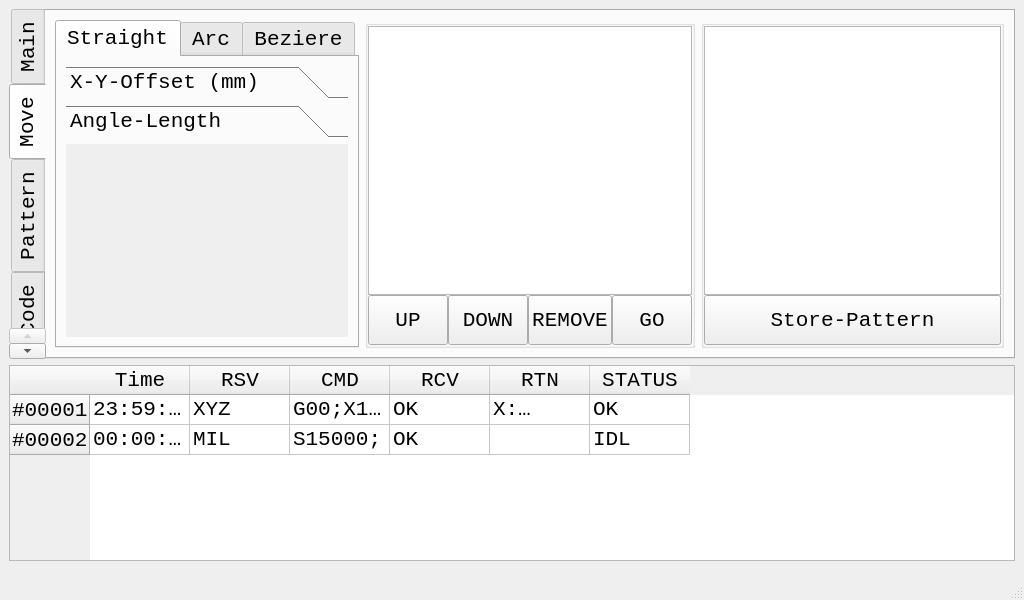
Before: the Qt Designer form Raspberry/main.ui in K-R-S-NULL/ARC, drawn with Qt 5.
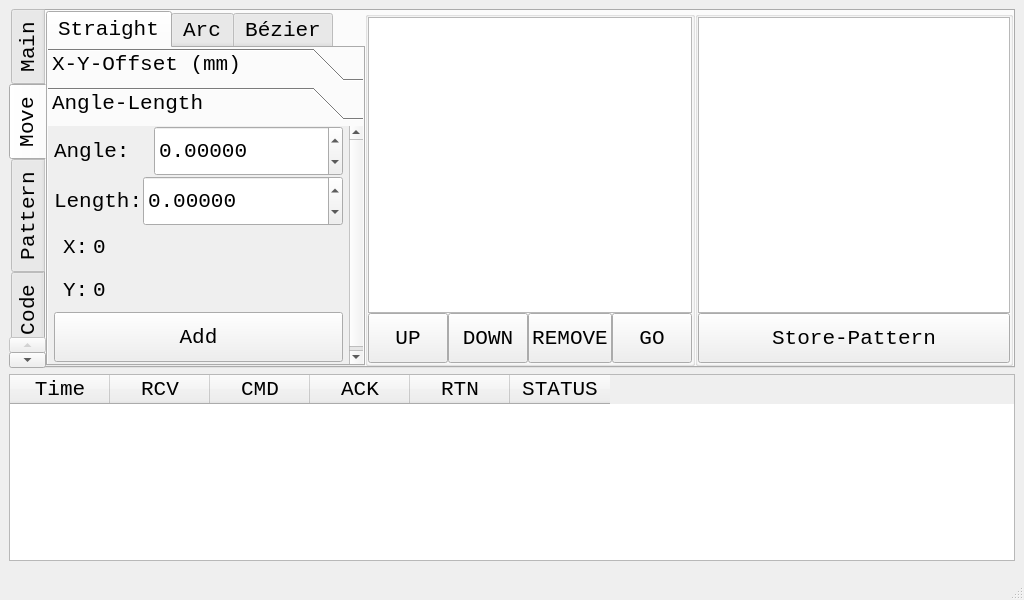
After: the same form once the commit is applied. The open tabs and pages were chosen to show the change.

Diff of the .ui file:
```diff
--- a/Raspberry/main.ui
+++ b/Raspberry/main.ui
@@ -44,16 +44,282 @@
       <property name="currentIndex">
        <number>1</number>
       </property>
-      <widget class="QWidget" name="tab_3">
+      <widget class="QWidget" name="horizontalWidget">
        <attribute name="title">
         <string>Main</string>
        </attribute>
+       <layout class="QHBoxLayout" name="horizontalLayout_5">
+        <property name="spacing">
+         <number>0</number>
+        </property>
+        <property name="leftMargin">
+         <number>0</number>
+        </property>
+        <property name="topMargin">
+         <number>0</number>
+        </property>
+        <property name="rightMargin">
+         <number>0</number>
+        </property>
+        <property name="bottomMargin">
+         <number>0</number>
+        </property>
+        <item>
+         <widget class="QGroupBox" name="verticalGroupBox">
+          <layout class="QVBoxLayout" name="verticalLayout_6">
+           <property name="spacing">
+            <number>0</number>
+           </property>
+           <property name="leftMargin">
+            <number>0</number>
+           </property>
+           <property name="topMargin">
+            <number>0</number>
+           </property>
+           <property name="rightMargin">
+            <number>0</number>
+           </property>
+           <property name="bottomMargin">
+            <number>0</number>
+           </property>
+           <item>
+            <widget class="QToolBox" name="formToolBox">
+             <widget class="QWidget" name="formToolBoxPage1">
+              <property name="geometry">
+               <rect>
+                <x>0</x>
+                <y>0</y>
+                <width>343</width>
+                <height>298</height>
+               </rect>
+              </property>
+              <attribute name="label">
+               <string>Config</string>
+              </attribute>
+              <layout class="QFormLayout" name="formLayout">
+               <property name="horizontalSpacing">
+                <number>0</number>
+               </property>
+               <property name="verticalSpacing">
+                <number>0</number>
+               </property>
+               <property name="leftMargin">
+                <number>0</number>
+               </property>
+               <property name="topMargin">
+                <number>0</number>
+               </property>
+               <property name="rightMargin">
+                <number>0</number>
+               </property>
+               <property name="bottomMargin">
+                <number>0</number>
+               </property>
+              </layout>
+             </widget>
+            </widget>
+           </item>
+          </layout>
+         </widget>
+        </item>
+        <item>
+         <widget class="QGroupBox" name="verticalGroupBox">
+          <layout class="QVBoxLayout" name="verticalLayout_8">
+           <property name="spacing">
+            <number>0</number>
+           </property>
+           <property name="leftMargin">
+            <number>0</number>
+           </property>
+           <property name="topMargin">
+            <number>0</number>
+           </property>
+           <property name="rightMargin">
+            <number>0</number>
+           </property>
+           <property name="bottomMargin">
+            <number>0</number>
+           </property>
+           <item>
+            <widget class="QWidget" name="gridWidget" native="true">
+             <layout class="QGridLayout" name="gridLayout">
+              <property name="leftMargin">
+               <number>0</number>
+              </property>
+              <property name="topMargin">
+               <number>0</number>
+              </property>
+              <property name="rightMargin">
+               <number>0</number>
+              </property>
+              <property name="bottomMargin">
+               <number>0</number>
+              </property>
+              <property name="horizontalSpacing">
+               <number>12</number>
+              </property>
+              <property name="verticalSpacing">
+               <number>0</number>
+              </property>
+              <item row="1" column="0">
+               <widget class="QPushButton" name="pushButton_4">
+                <property name="minimumSize">
+                 <size>
+                  <width>0</width>
+                  <height>99</height>
+                 </size>
+                </property>
+                <property name="text">
+                 <string>LE</string>
+                </property>
+               </widget>
+              </item>
+              <item row="2" column="2">
+               <widget class="QPushButton" name="pushButton_15">
+                <property name="minimumSize">
+                 <size>
+                  <width>0</width>
+                  <height>99</height>
+                 </size>
+                </property>
+                <property name="text">
+                 <string>DO/RI</string>
+                </property>
+               </widget>
+              </item>
+              <item row="0" column="1">
+               <widget class="QPushButton" name="pushButton_8">
+                <property name="minimumSize">
+                 <size>
+                  <width>0</width>
+                  <height>99</height>
+                 </size>
+                </property>
+                <property name="text">
+                 <string>UP</string>
+                </property>
+               </widget>
+              </item>
+              <item row="1" column="2">
+               <widget class="QPushButton" name="pushButton_10">
+                <property name="minimumSize">
+                 <size>
+                  <width>0</width>
+                  <height>99</height>
+                 </size>
+                </property>
+                <property name="text">
+                 <string>RI</string>
+                </property>
+               </widget>
+              </item>
+              <item row="2" column="0">
+               <widget class="QPushButton" name="pushButton_14">
+                <property name="minimumSize">
+                 <size>
+                  <width>0</width>
+                  <height>99</height>
+                 </size>
+                </property>
+                <property name="text">
+                 <string>DO/LE</string>
+                </property>
+               </widget>
+              </item>
+              <item row="2" column="1">
+               <widget class="QPushButton" name="pushButton_13">
+                <property name="minimumSize">
+                 <size>
+                  <width>0</width>
+                  <height>99</height>
+                 </size>
+                </property>
+                <property name="text">
+                 <string>DOWN</string>
+                </property>
+               </widget>
+              </item>
+              <item row="0" column="0">
+               <widget class="QPushButton" name="pushButton_5">
+                <property name="minimumSize">
+                 <size>
+                  <width>0</width>
+                  <height>99</height>
+                 </size>
+                </property>
+                <property name="text">
+                 <string>UP/LE</string>
+                </property>
+               </widget>
+              </item>
+              <item row="0" column="2">
+               <widget class="QPushButton" name="pushButton_11">
+                <property name="minimumSize">
+                 <size>
+                  <width>0</width>
+                  <height>99</height>
+                 </size>
+                </property>
+                <property name="text">
+                 <string>UP/RI</string>
+                </property>
+               </widget>
+              </item>
+             </layout>
+            </widget>
+           </item>
+          </layout>
+         </widget>
+        </item>
+        <item>
+         <widget class="QGroupBox" name="verticalGroupBox">
+          <property name="title">
+           <string>Debug Log:</string>
+          </property>
+          <layout class="QVBoxLayout" name="verticalLayout_7">
+           <property name="spacing">
+            <number>0</number>
+           </property>
+           <property name="leftMargin">
+            <number>0</number>
+           </property>
+           <property name="topMargin">
+            <number>0</number>
+           </property>
+           <property name="rightMargin">
+            <number>0</number>
+           </property>
+           <property name="bottomMargin">
+            <number>0</number>
+           </property>
+           <item>
+            <widget class="QListWidget" name="main_debug_listWidget"/>
+           </item>
+          </layout>
+         </widget>
+        </item>
+       </layout>
       </widget>
       <widget class="QWidget" name="horizontalWidget">
        <attribute name="title">
         <string>Move</string>
        </attribute>
        <layout class="QHBoxLayout" name="horizontalLayout">
+        <property name="spacing">
+         <number>0</number>
+        </property>
+        <property name="leftMargin">
+         <number>0</number>
+        </property>
+        <property name="topMargin">
+         <number>0</number>
+        </property>
+        <property name="rightMargin">
+         <number>0</number>
+        </property>
+        <property name="bottomMargin">
+         <number>0</number>
+        </property>
         <item>
          <widget class="QTabWidget" name="tabWidget_2">
           <property name="currentIndex">
@@ -64,27 +330,72 @@
             <string>Straight</string>
            </attribute>
            <layout class="QVBoxLayout" name="verticalLayout_3">
+            <property name="spacing">
+             <number>0</number>
+            </property>
+            <property name="leftMargin">
+             <number>0</number>
+            </property>
+            <property name="topMargin">
+             <number>0</number>
+            </property>
+            <property name="rightMargin">
+             <number>0</number>
+            </property>
+            <property name="bottomMargin">
+             <number>0</number>
+            </property>
             <item>
              <widget class="QToolBox" name="toolBox">
               <property name="currentIndex">
-               <number>0</number>
+               <number>1</number>
               </property>
               <widget class="QWidget" name="verticalWidget">
                <property name="geometry">
                 <rect>
                  <x>0</x>
                  <y>0</y>
-                 <width>282</width>
-                 <height>193</height>
+                 <width>315</width>
+                 <height>229</height>
                 </rect>
                </property>
                <attribute name="label">
                 <string>X-Y-Offset (mm)</string>
                </attribute>
                <layout class="QVBoxLayout" name="verticalLayout_5">
+                <property name="spacing">
+                 <number>0</number>
+                </property>
+                <property name="leftMargin">
+                 <number>6</number>
+                </property>
+                <property name="topMargin">
+                 <number>0</number>
+                </property>
+                <property name="rightMargin">
+                 <number>6</number>
+                </property>
+                <property name="bottomMargin">
+                 <number>0</number>
+                </property>
                 <item>
                  <widget class="QWidget" name="horizontalWidget" native="true">
                   <layout class="QHBoxLayout" name="horizontalLayout_3">
+                   <property name="spacing">
+                    <number>0</number>
+                   </property>
+                   <property name="leftMargin">
+                    <number>0</number>
+                   </property>
+                   <property name="topMargin">
+                    <number>0</number>
+                   </property>
+                   <property name="rightMargin">
+                    <number>0</number>
+                   </property>
+                   <property name="bottomMargin">
+                    <number>0</number>
+                   </property>
                    <item>
                     <widget class="QLabel" name="label">
                      <property name="maximumSize">
@@ -99,13 +410,22 @@
                     </widget>
                    </item>
                    <item>
-                    <widget class="QDoubleSpinBox" name="pat_str_offset_x_doubleSpinBox">
+                    <widget class="QDoubleSpinBox" name="mov_str_offset_x_doubleSpinBox">
                      <property name="minimumSize">
                       <size>
                        <width>0</width>
                        <height>50</height>
                       </size>
                      </property>
+                     <property name="maximumSize">
+                      <size>
+                       <width>16777215</width>
+                       <height>16777215</height>
+                      </size>
+                     </property>
+                     <property name="decimals">
+                      <number>3</number>
+                     </property>
                      <property name="minimum">
                       <double>-10000000000.000000000000000</double>
                      </property>
@@ -123,6 +443,21 @@
                 <item>
                  <widget class="QWidget" name="horizontalWidget_2" native="true">
                   <layout class="QHBoxLayout" name="horizontalLayout_4">
+                   <property name="spacing">
+                    <number>0</number>
+                   </property>
+                   <property name="leftMargin">
+                    <number>0</number>
+                   </property>
+                   <property name="topMargin">
+                    <number>0</number>
+                   </property>
+                   <property name="rightMargin">
+                    <number>0</number>
+                   </property>
+                   <property name="bottomMargin">
+                    <number>0</number>
+                   </property>
                    <item>
                     <widget class="QLabel" name="label_2">
                      <property name="maximumSize">
@@ -137,13 +472,22 @@
                     </widget>
                    </item>
                    <item>
-                    <widget class="QDoubleSpinBox" name="pat_str_offset_y_doubleSpinBox">
+                    <widget class="QDoubleSpinBox" name="mov_str_offset_y_doubleSpinBox">
                      <property name="minimumSize">
                       <size>
                        <width>0</width>
                        <height>50</height>
                       </size>
                      </property>
+                     <property name="maximumSize">
+                      <size>
+                       <width>16777215</width>
+                       <height>16777215</height>
+                      </size>
+                     </property>
+                     <property name="decimals">
+                      <number>3</number>
+                     </property>
                      <property name="minimum">
                       <double>-10000000000.000000000000000</double>
                      </property>
@@ -159,7 +503,7 @@
                  </widget>
                 </item>
                 <item>
-                 <widget class="QPushButton" name="pat_str_offset_pushButton">
+                 <widget class="QPushButton" name="mov_str_offset_pushButton">
                   <property name="minimumSize">
                    <size>
                     <width>0</width>
@@ -178,14 +522,272 @@
                 <rect>
                  <x>0</x>
                  <y>0</y>
-                 <width>282</width>
-                 <height>193</height>
+                 <width>315</width>
+                 <height>229</height>
                 </rect>
                </property>
                <attribute name="label">
                 <string>Angle-Length</string>
                </attribute>
-               <layout class="QVBoxLayout" name="verticalLayout_5"/>
+               <layout class="QVBoxLayout" name="verticalLayout_5">
+                <property name="spacing">
+                 <number>0</number>
+                </property>
+                <property name="leftMargin">
+                 <number>6</number>
+                </property>
+                <property name="topMargin">
+                 <number>0</number>
+                </property>
+                <property name="rightMargin">
+                 <number>6</number>
+                </property>
+                <property name="bottomMargin">
+                 <number>6</number>
+                </property>
+                <item>
+                 <widget class="QWidget" name="horizontalWidget_2" native="true">
+                  <layout class="QHBoxLayout" name="horizontalLayout_8">
+                   <property name="spacing">
+                    <number>0</number>
+                   </property>
+                   <property name="leftMargin">
+                    <number>0</number>
+                   </property>
+                   <property name="topMargin">
+                    <number>0</number>
+                   </property>
+                   <property name="rightMargin">
+                    <number>0</number>
+                   </property>
+                   <property name="bottomMargin">
+                    <number>0</number>
+                   </property>
+                   <item>
+                    <widget class="QLabel" name="label_3">
+                     <property name="maximumSize">
+                      <size>
+                       <width>100</width>
+                       <height>16777215</height>
+                      </size>
+                     </property>
+                     <property name="text">
+                      <string>Angle:</string>
+                     </property>
+                    </widget>
+                   </item>
+                   <item>
+                    <widget class="QDoubleSpinBox" name="doubleSpinBox">
+                     <property name="minimumSize">
+                      <size>
+                       <width>0</width>
+                       <height>50</height>
+                      </size>
+                     </property>
+                     <property name="decimals">
+                      <number>5</number>
+                     </property>
+                     <property name="minimum">
+                      <double>-360.000000000000000</double>
+                     </property>
+                     <property name="maximum">
+                      <double>360.000000000000000</double>
+                     </property>
+                     <property name="singleStep">
+                      <double>15.000000000000000</double>
+                     </property>
+                    </widget>
+                   </item>
+                  </layout>
+                 </widget>
+                </item>
+                <item>
+                 <widget class="QWidget" name="horizontalWidget" native="true">
+                  <layout class="QHBoxLayout" name="horizontalLayout_7">
+                   <property name="spacing">
+                    <number>0</number>
+                   </property>
+                   <property name="leftMargin">
+                    <number>0</number>
+                   </property>
+                   <property name="topMargin">
+                    <number>0</number>
+                   </property>
+                   <property name="rightMargin">
+                    <number>0</number>
+                   </property>
+                   <property name="bottomMargin">
+                    <number>0</number>
+                   </property>
+                   <item>
+                    <widget class="QLabel" name="label_8">
+                     <property name="maximumSize">
+                      <size>
+                       <width>100</width>
+                       <height>16777215</height>
+                      </size>
+                     </property>
+                     <property name="text">
+                      <string>Length:</string>
+                     </property>
+                    </widget>
+                   </item>
+                   <item>
+                    <widget class="QDoubleSpinBox" name="doubleSpinBox_2">
+                     <property name="minimumSize">
+                      <size>
+                       <width>0</width>
+                       <height>50</height>
+                      </size>
+                     </property>
+                     <property name="decimals">
+                      <number>5</number>
+                     </property>
+                     <property name="minimum">
+                      <double>-999999.000000000000000</double>
+                     </property>
+                     <property name="maximum">
+                      <double>999999.000000000000000</double>
+                     </property>
+                    </widget>
+                   </item>
+                  </layout>
+                 </widget>
+                </item>
+                <item>
+                 <widget class="QWidget" name="horizontalWidget" native="true">
+                  <layout class="QHBoxLayout" name="horizontalLayout_9">
+                   <property name="spacing">
+                    <number>0</number>
+                   </property>
+                   <item>
+                    <widget class="QLabel" name="label_5">
+                     <property name="maximumSize">
+                      <size>
+                       <width>30</width>
+                       <height>16777215</height>
+                      </size>
+                     </property>
+                     <property name="font">
+                      <font>
+                       <family>Monospace</family>
+                       <pointsize>16</pointsize>
+                       <weight>50</weight>
+                       <italic>false</italic>
+                       <bold>false</bold>
+                      </font>
+                     </property>
+                     <property name="text">
+                      <string>X:</string>
+                     </property>
+                    </widget>
+                   </item>
+                   <item>
+                    <widget class="QLabel" name="label_4">
+                     <property name="font">
+                      <font>
+                       <family>Monospace</family>
+                       <pointsize>16</pointsize>
+                       <weight>50</weight>
+                       <italic>false</italic>
+                       <bold>false</bold>
+                      </font>
+                     </property>
+                     <property name="text">
+                      <string>0</string>
+                     </property>
+                    </widget>
+                   </item>
+                  </layout>
+                 </widget>
+                </item>
+                <item>
+                 <widget class="QWidget" name="horizontalWidget_2" native="true">
+                  <layout class="QHBoxLayout" name="horizontalLayout_10">
+                   <property name="spacing">
+                    <number>0</number>
+                   </property>
+                   <item>
+                    <widget class="QLabel" name="label_7">
+                     <property name="maximumSize">
+                      <size>
+                       <width>30</width>
+                       <height>16777215</height>
+                      </size>
+                     </property>
+                     <property name="font">
+                      <font>
+                       <family>Monospace</family>
+                       <pointsize>16</pointsize>
+                       <weight>50</weight>
+                       <italic>false</italic>
+                       <bold>false</bold>
+                      </font>
+                     </property>
+                     <property name="text">
+                      <string>Y:</string>
+                     </property>
+                    </widget>
+                   </item>
+                   <item>
+                    <widget class="QLabel" name="label_6">
+                     <property name="font">
+                      <font>
+                       <family>Monospace</family>
+                       <pointsize>16</pointsize>
+                       <weight>50</weight>
+                       <italic>false</italic>
+                       <bold>false</bold>
+                      </font>
+                     </property>
+                     <property name="text">
+                      <string>0</string>
+                     </property>
+                    </widget>
+                   </item>
+                  </layout>
+                 </widget>
+                </item>
+                <item>
+                 <widget class="QWidget" name="horizontalWidget_x4" native="true">
+                  <layout class="QHBoxLayout" name="horizontalLayout_6">
+                   <property name="spacing">
+                    <number>0</number>
+                   </property>
+                   <property name="leftMargin">
+                    <number>0</number>
+                   </property>
+                   <property name="topMargin">
+                    <number>0</number>
+                   </property>
+                   <property name="rightMargin">
+                    <number>0</number>
+                   </property>
+                   <property name="bottomMargin">
+                    <number>0</number>
+                   </property>
+                   <item>
+                    <widget class="QPushButton" name="pushButton">
+                     <property name="minimumSize">
+                      <size>
+                       <width>0</width>
+                       <height>50</height>
+                      </size>
+                     </property>
+                     <property name="text">
+                      <string>Add</string>
+                     </property>
+                    </widget>
+                   </item>
+                  </layout>
+                 </widget>
+                </item>
+               </layout>
+               <zorder>horizontalWidget</zorder>
+               <zorder>horizontalWidget_x4</zorder>
+               <zorder>horizontalWidget_2</zorder>
+               <zorder>horizontalWidget_2</zorder>
+               <zorder>horizontalWidget</zorder>
               </widget>
              </widget>
             </item>
@@ -195,13 +797,42 @@
            <attribute name="title">
             <string>Arc</string>
            </attribute>
-           <layout class="QVBoxLayout" name="verticalLayout_3"/>
+           <layout class="QVBoxLayout" name="verticalLayout_3">
+            <property name="leftMargin">
+             <number>6</number>
+            </property>
+            <property name="topMargin">
+             <number>0</number>
+            </property>
+            <property name="rightMargin">
+             <number>6</number>
+            </property>
+            <property name="bottomMargin">
+             <number>0</number>
+            </property>
+           </layout>
           </widget>
           <widget class="QWidget" name="verticalWidget">
            <attribute name="title">
-            <string>Beziere</string>
+            <string>Bézier</string>
            </attribute>
-           <layout class="QVBoxLayout" name="verticalLayout_3"/>
+           <layout class="QVBoxLayout" name="verticalLayout_3">
+            <property name="spacing">
+             <number>0</number>
+            </property>
+            <property name="leftMargin">
+             <number>6</number>
+            </property>
+            <property name="topMargin">
+             <number>0</number>
+            </property>
+            <property name="rightMargin">
+             <number>6</number>
+            </property>
+            <property name="bottomMargin">
+             <number>0</number>
+            </property>
+           </layout>
           </widget>
          </widget>
         </item>
@@ -224,7 +855,7 @@
             <number>0</number>
            </property>
            <item>
-            <widget class="QListWidget" name="pat_actions_listWidget"/>
+            <widget class="QListWidget" name="mov_actions_listWidget"/>
            </item>
            <item>
             <widget class="QWidget" name="horizontalWidget" native="true">
@@ -245,7 +876,7 @@
                <number>0</number>
               </property>
               <item>
-               <widget class="QPushButton" name="pat_actions_up_pushButton">
+               <widget class="QPushButton" name="mov_actions_up_pushButton">
                 <property name="minimumSize">
                  <size>
                   <width>0</width>
@@ -258,7 +889,7 @@
                </widget>
               </item>
               <item>
-               <widget class="QPushButton" name="pat_actions_down_pushButton">
+               <widget class="QPushButton" name="mov_actions_down_pushButton">
                 <property name="minimumSize">
                  <size>
                   <width>0</width>
@@ -271,7 +902,7 @@
                </widget>
               </item>
               <item>
-               <widget class="QPushButton" name="pat_actions_remove_pushButton">
+               <widget class="QPushButton" name="mov_actions_remove_pushButton">
                 <property name="minimumSize">
                  <size>
                   <width>0</width>
@@ -284,7 +915,7 @@
                </widget>
               </item>
               <item>
-               <widget class="QPushButton" name="pat_actions_go_pushButton">
+               <widget class="QPushButton" name="mov_actions_go_pushButton">
                 <property name="minimumSize">
                  <size>
                   <width>0</width>
@@ -321,10 +952,10 @@
             <number>0</number>
            </property>
            <item>
-            <widget class="QGraphicsView" name="pat_actions_preview_graphicsView"/>
+            <widget class="QGraphicsView" name="mov_actions_preview_graphicsView"/>
            </item>
            <item>
-            <widget class="QPushButton" name="pushButton">
+            <widget class="QPushButton" name="mov_actions_storePattern_pushButton">
              <property name="minimumSize">
               <size>
                <width>0</width>
@@ -354,50 +985,51 @@
      </widget>
     </item>
     <item>
-     <widget class="QTableWidget" name="tableWidget">
+     <widget class="QTableWidget" name="master_com_log_tableWidget">
+      <property name="minimumSize">
+       <size>
+        <width>0</width>
+        <height>99</height>
+       </size>
+      </property>
+      <property name="autoScrollMargin">
+       <number>5</number>
+      </property>
+      <property name="editTriggers">
+       <set>QAbstractItemView::NoEditTriggers</set>
+      </property>
+      <property name="dragDropMode">
+       <enum>QAbstractItemView::NoDragDrop</enum>
+      </property>
+      <property name="selectionBehavior">
+       <enum>QAbstractItemView::SelectRows</enum>
+      </property>
       <property name="textElideMode">
        <enum>Qt::ElideRight</enum>
       </property>
       <property name="columnCount">
        <number>6</number>
       </property>
-      <row>
-       <property name="text">
-        <string>#00001</string>
-       </property>
-       <property name="background">
-        <color>
-         <red>243</red>
-         <green>243</green>
-         <blue>243</blue>
-        </color>
-       </property>
-      </row>
-      <row>
-       <property name="text">
-        <string>#00002</string>
-       </property>
-      </row>
       <column>
        <property name="text">
         <string>Time</string>
        </property>
       </column>
-      <column>
-       <property name="text">
-        <string>RSV</string>
-       </property>
-      </column>
-      <column>
-       <property name="text">
-        <string>CMD</string>
-       </property>
-      </column>
       <column>
        <property name="text">
         <string>RCV</string>
        </property>
       </column>
+      <column>
+       <property name="text">
+        <string>CMD</string>
+       </property>
+      </column>
+      <column>
+       <property name="text">
+        <string>ACK</string>
+       </property>
+      </column>
       <column>
        <property name="text">
         <string>RTN</string>
@@ -408,66 +1040,6 @@
         <string>STATUS</string>
        </property>
       </column>
-      <item row="0" column="0">
-       <property name="text">
-        <string>23:59:59</string>
-       </property>
-      </item>
-      <item row="0" column="1">
-       <property name="text">
-        <string>XYZ</string>
-       </property>
-      </item>
-      <item row="0" column="2">
-       <property name="text">
-        <string>G00;X10000;Y-250000;</string>
-       </property>
-      </item>
-      <item row="0" column="3">
-       <property name="text">
-        <string>OK</string>
-       </property>
-      </item>
-      <item row="0" column="4">
-       <property name="text">
-        <string>X:15000;Y:-5000;</string>
-       </property>
-      </item>
-      <item row="0" column="5">
-       <property name="text">
-        <string>OK</string>
-       </property>
-      </item>
-      <item row="1" column="0">
-       <property name="text">
-        <string>00:00:10</string>
-       </property>
-      </item>
-      <item row="1" column="1">
-       <property name="text">
-        <string>MIL</string>
-       </property>
-      </item>
-      <item row="1" column="2">
-       <property name="text">
-        <string>S15000;</string>
-       </property>
-      </item>
-      <item row="1" column="3">
-       <property name="text">
-        <string>OK</string>
-       </property>
-      </item>
-      <item row="1" column="4">
-       <property name="text">
-        <string/>
-       </property>
-      </item>
-      <item row="1" column="5">
-       <property name="text">
-        <string>IDL</string>
-       </property>
-      </item>
      </widget>
     </item>
    </layout>
```
